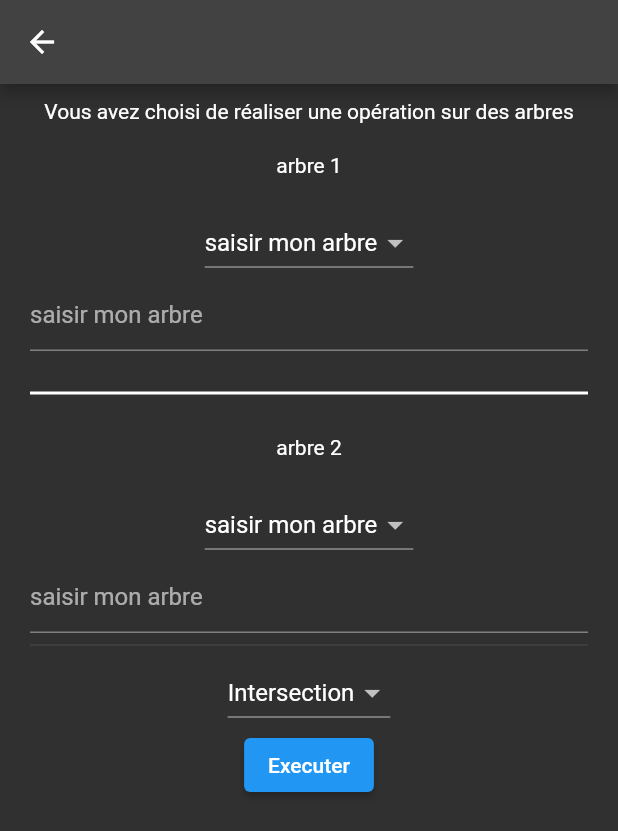
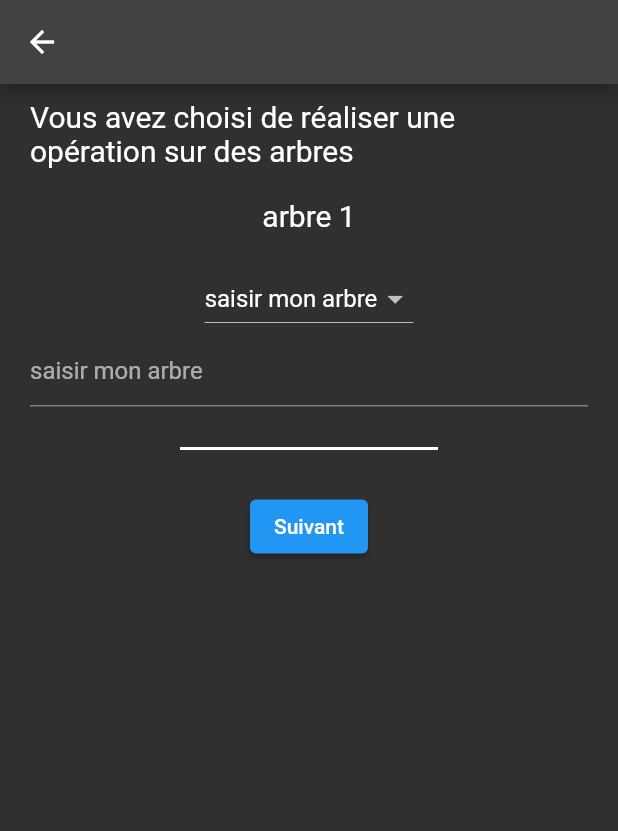
Before and after one commit to romainChuat/octrees, a Flutter app: the Operation screen opened directly, on a phone screen of 412 x 824 dp. Shown: the top 831 px of the screen. Run offline on Flutter 3.47's test engine with Material 2 defaults, Android fonts, the phone set to English and light mode, and no system bars; our stand-ins replace animated_text_kit; missing offline and left inert: graphview, syncfusion_flutter_pdfviewer.

Commit message:
operation fix

```diff
--- a/lib/Cube.dart
+++ b/lib/Cube.dart
@@ -14,7 +14,8 @@ abstract class Voxel {
       return VoxelDivisible(voxels);
     } else {
       // this is VoxelDivisible et voxel is VoxelPlein
-      return this.clone();
+      if (voxel is VoxelPlein) return this.clone() ; // this est un VoxelDivisible et voxel est un VoxelPlein
+      return voxel.clone() ; // voxel VoxelDivisible et this VoxelPlein
     }
   }
 
@@ -30,7 +31,8 @@ abstract class Voxel {
       }
       return VoxelDivisible(voxels);
     }
-    return this.clone() ; // this VoxelDivisible && voxel VoxelVide
+    if (this is VoxelVide) return voxel.clone() ; // this VoxelVide et voxel VoxelDivisible
+    return this.clone() ; // this VoxelDivisible et voxel VoxelVide
   }
 
   Voxel difference(Voxel voxel) {
--- a/lib/Operation.dart
+++ b/lib/Operation.dart
@@ -1,10 +1,13 @@
 import 'package:flutter/material.dart';
 import 'package:octrees/library.dart';
 import 'package:octrees/main.dart';
+import 'package:provider/provider.dart';
+import 'ModelProvider.dart';
 import 'Octree.dart';
 
 class Operation extends StatefulWidget {
   const Operation({super.key});
+
   @override
   _OperationState createState() => _OperationState();
 }
@@ -13,71 +16,57 @@ class _OperationState extends State<Operation> {
   String dropDownValueOperation = 'Intersection';
   List<String> optionsOperation = ['Intersection', 'Union', 'Différence'];
 
-  String dropDownValueTreeType1 = 'saisir mon arbre';
-  String dropDownValueTreeType2 = 'saisir mon arbre';
+  String dropDownValueTreeType = 'saisir mon arbre';
+  List<String> optionsTreeType = ['saisir mon arbre', 'arbre aléatoire'];
 
-  List<String> optionsTreeType = ['saisir mon arbre', 'arbre aléatoire'];
+  String title = "arbre 1";
 
   Octree octree1 = Octree();
   Octree octree2 = Octree();
 
+  var modelProvider;
+
   TextEditingController _treeStringController1 = new TextEditingController();
-  TextEditingController _treeStringController2 = new TextEditingController();
-  TextEditingController _treeLengthController1 = new TextEditingController();
-  TextEditingController _treeLengthController2 = new TextEditingController();
 
   bool _showEmptyStringErrorMessage = false;
   bool _showInvalidStringErrorMessage = false;
   bool _showInvalidLengthStringError = false;
 
-  bool _showEmptyStringErrorMessage2 = false;
-  bool _showInvalidStringErrorMessage2 = false;
-  bool _showInvalidLengthStringError2 = false;
+  bool showExecutButton = false;
 
   var textField1;
-  var textField2;
 
   @override
   void initState() {
     super.initState();
-    textField1 =buildTextField(dropDownValueTreeType1, _treeStringController1, 1);
-    textField2 =buildTextField(dropDownValueTreeType2, _treeLengthController2, 2);
+    textField1 = buildTextField(dropDownValueTreeType, _treeStringController1);
   }
 
-  _handleInputChangeTree(String input, String type, int id) {
+  _handleInputChangeTree(String input, String type) {
     setState(() {
       _showEmptyStringErrorMessage = false;
       _showInvalidStringErrorMessage = false;
       _showInvalidLengthStringError = false;
-      _showEmptyStringErrorMessage2 = false;
-      _showInvalidStringErrorMessage2 = false;
-      _showInvalidLengthStringError2 = false;
-      verifyString(input, type, id);
+      verifyString(input, type);
     });
   }
 
-  Widget buildTextField(String dropDownValueTreeType, var controller,int id) {
+  Widget buildTextField(String dropDownValueTreeType, var controller) {
     return TextField(
       decoration: InputDecoration(hintText: dropDownValueTreeType),
       controller: controller,
       onChanged: (text) {
         setState(() {
-          _handleInputChangeTree(text, dropDownValueTreeType, id);
+          _handleInputChangeTree(text, dropDownValueTreeType);
         });
       },
     );
   }
 
-  bool verifyString(String text, String type, int id) {
+  bool verifyString(String text, String type) {
     String treeValue;
-    if(id == 1){
-      treeValue = _treeLengthController1.text;
-    }else{
-      treeValue = _treeLengthController2.text;
-    }
-
+    treeValue = _treeStringController1.text;
     if (type != "saisir mon arbre") {
-
       bool valid = true;
       try {
         int treeLengthInt = int.parse(treeValue);
@@ -95,7 +84,7 @@ class _OperationState extends State<Operation> {
       }
       return valid;
     } else {
-      if( treeValue == ""){
+      if (treeValue == "") {
         setState(() {
           _showEmptyStringErrorMessage = true;
         });
@@ -108,10 +97,13 @@ class _OperationState extends State<Operation> {
         }
       }
       int correctLength = countNbD * 8 + 1;
-      if (treeValue.length == correctLength && (treeValue[0] == 'D' || correctLength == 1 )  ) {
+      if (treeValue.length == correctLength &&
+          (treeValue[0] == 'D' || correctLength == 1)) {
         bool valid = true;
         for (int i = 0; i < treeValue.length; i++) {
-          if (treeValue[i] != 'P' && treeValue[i] != 'V' && treeValue[i] != 'D') {
+          if (treeValue[i] != 'P' &&
+              treeValue[i] != 'V' &&
+              treeValue[i] != 'D') {
             valid = false;
           }
         }
@@ -121,7 +113,7 @@ class _OperationState extends State<Operation> {
           });
           return false;
         }
-      }else{
+      } else {
         setState(() {
           _showInvalidStringErrorMessage = true;
         });
@@ -130,21 +122,18 @@ class _OperationState extends State<Operation> {
     }
   }
 
-  @override
-  Widget build(BuildContext context) {
-    return Scaffold(
-        appBar: createAppBar(),
-        body: Padding(
+  Widget createBody(String title) {
+    return Padding(
       padding: const EdgeInsets.fromLTRB(20, 10, 20, 10),
       child: Center(
         child: Column(
           children: [
-                const Text('Vous avez choisi de réaliser une opération sur des arbres'),
+            const Text('Vous avez choisi de réaliser une opération sur des arbres', style: TextStyle(fontSize: 20)),
             const SizedBox(height: 20,),
-                const Text('arbre 1'),
+            Text(title, style: TextStyle(fontSize: 20),),
             const SizedBox(height: 20,),
             DropdownButton<String>(
-                    value: dropDownValueTreeType1,
+                value: dropDownValueTreeType,
                 items: optionsTreeType.map<DropdownMenuItem<String>>(
                   (String value) {
                     return DropdownMenuItem(
@@ -158,102 +147,28 @@ class _OperationState extends State<Operation> {
                     _showEmptyStringErrorMessage = false;
                     _showInvalidStringErrorMessage = false;
                     _showInvalidLengthStringError = false;
-                        dropDownValueTreeType1 = value!;
-                        if (dropDownValueTreeType1 == optionsTreeType[0]) {
-                          textField1 = buildTextField(dropDownValueTreeType1,_treeStringController1, 1);
-                        } else {
-                          textField1 = buildTextField(dropDownValueTreeType1,_treeLengthController1, 1);
-                        }
+                    _treeStringController1.text = "";
+                    dropDownValueTreeType = value!;
+                    textField1 = buildTextField(
+                        dropDownValueTreeType, _treeStringController1);
                   });
                 }),
-
-                /*TextField(
-              decoration: InputDecoration(hintText: 'Saisir votre arbre'),
-              controller: _treeStringController1,
-            ),*/
-
             textField1,
             if (_showEmptyStringErrorMessage)
-                  const Text( "Veuillez saisir un arbre", style: TextStyle(color: Colors.red),),
+              const Text("Veuillez saisir un arbre",style: TextStyle(color: Colors.red),),
             if (_showInvalidStringErrorMessage)
-                  const Text( "Veuillez saisir un arbre valide", style: TextStyle(color: Colors.red),),
+              const Text("Veuillez saisir un arbre valide",style: TextStyle(color: Colors.red),),
             if (_showInvalidLengthStringError)
-                  const Text("La longueur saisie doit être une puissance de 2", style: TextStyle(color: Colors.red),),
-
-                /*ElevatedButton(
-                onPressed: (){
-                  String treeString = _treeStringController1.text;
-                  octree1 = new Octree.fromChaine(treeString, 16); /// TODO CALCUL DE LA LONGUEUR !!
-                  print(octree1.univers);
-                  print(treeString);
-                },
-                child: Text('générer un arbre')),*/
-                /*TextField(
-              decoration: InputDecoration(hintText: 'Saisir une longueur'),
-              controller: _treeLengthController1,
-            ),*/
-                /*ElevatedButton(
-                onPressed: (){
-                  int treeLength = int.parse(_treeLengthController1.text);
-                  octree1 = new Octree.aleatoire(treeLength);
-                  print(treeLength);
-                  print(octree2.univers);
-                },
-                child: Text('générer un arbre aléatoire')),*/
+              const Text("La longueur saisie doit être une puissance de 2",style: TextStyle(color: Colors.red),),
             const SizedBox(height: 20,),
-                const Divider(color: Colors.white,thickness: 2,),
+            const Divider(color: Colors.white,thickness: 2, indent: 100 ,endIndent: 100,),
             const SizedBox(height: 20,),
-                const Text('arbre 2'),
-                const SizedBox(height: 20,),
-                DropdownButton<String>(
-                    value: dropDownValueTreeType2,
-                    items: optionsTreeType.map<DropdownMenuItem<String>>(
-                      (String value) {
-                        return DropdownMenuItem(
-                          value: value,
-                          child: Text(value),
-                        );
-                      },
-                    ).toList(),
-                    onChanged: (String? value) {
-                      setState(() {
-                        _showEmptyStringErrorMessage2 = false;
-                        _showInvalidStringErrorMessage2 = false;
-                        _showInvalidLengthStringError2 = false;
-                        dropDownValueTreeType2 = value!;
-                        if (dropDownValueTreeType2 == optionsTreeType[0]) {
-                          textField2 = buildTextField(dropDownValueTreeType2,_treeStringController2, 2);
-                        } else {
-                          textField2 = buildTextField(dropDownValueTreeType2,_treeLengthController2, 2);
-                        }
-                      });
-                    }),
-                textField2,
-                /*TextField(
-              decoration: InputDecoration(hintText: 'Saisir votre arbre'),
-              controller: _treeStringController2,
-            ),*/
-                /*ElevatedButton(
-                onPressed: (){
-                  String treeString = _treeStringController2.text;
-                  octree2 = new Octree.fromChaine(treeString, 16); /// TODO CALCUL DE LA LONGUEUR !!
-                  print(treeString);
-                  print(octree2.univers);
-                },
-                child: Text('générer un arbre')),*/
-                /*TextField(
-              decoration: InputDecoration(hintText: 'Saisir une longueur'),
-              controller: _treeLengthController2,
-            ),*/
-                /*ElevatedButton(
-                onPressed: (){
-                  int treeLength = int.parse(_treeLengthController2.text);
-                  octree2 = new Octree.aleatoire(treeLength);
-                  print(octree2.univers);
-                  print(treeLength);
-                },
-                child: Text('générer un arbre aléatoire')),*/
-                const Divider(),
+            if (title == 'arbre 1') buildButton('Suivant'),
+            if (title == 'arbre 2') buildButton('Précédent'),
+            Visibility(
+                visible: showExecutButton,
+                child: Column(
+                  children: [
                     DropdownButton<String>(
                         value: dropDownValueOperation,
                         items: optionsOperation.map<DropdownMenuItem<String>>(
@@ -269,37 +184,67 @@ class _OperationState extends State<Operation> {
                             dropDownValueOperation = value!;
                           });
                         }),
-                ElevatedButton(
-                    onPressed: () {
-                      //if(dropDownValueTreeType1 == 'saisir mon arbre'){
-                          _handleInputChangeTree(_treeStringController1.text, dropDownValueTreeType1, 1);
-                      //}else{
-                        _handleInputChangeTree(_treeStringController2.text, dropDownValueTreeType2, 2);
-
-                      //}
-                      if(_showEmptyStringErrorMessage || _showInvalidStringErrorMessage || _showInvalidLengthStringError){
-                        print("erreur 1");
-                        return;
-                      }
-                      switch (dropDownValueOperation) {
-                        case 'intersection':
-                          octree1.intersection(octree2);
-                          break;
-                        case 'union':
-                          octree1.union(octree2);
-                          break;
-                        case 'différence':
-                          octree1.difference(octree2);
-                          break;
-                      }
-                      /*Navigator.of(context).push(MaterialPageRoute(
-                          builder: (BuildContext context) =>
-                              MyWorkingArea(octree: octree1, namePage: "")));*/
-                    },
-                    child: Text('Executer'))
+                    buildButton('Executer'),
+                  ],
+                )
+            )
           ],
         ),
       ),
-        ));
+    );
+  }
+
+  Widget buildButton(String buttonText) {
+    return ElevatedButton(
+      onPressed: () {
+        String tree = _treeStringController1.text;
+        _handleInputChangeTree(tree, dropDownValueTreeType);
+        if ((_showInvalidStringErrorMessage || _showInvalidLengthStringError || _showEmptyStringErrorMessage) && buttonText != 'Précédent') {
+          return;
+        }
+        if (title == 'arbre 1') {
+          if (dropDownValueTreeType == 'saisir mon arbre') {
+            octree1 = Octree.fromChaine(tree, 16); //TODO calcul de la longeur
+          } else {
+            octree1 = Octree.aleatoire(int.parse(tree));
+          }
+          title = "arbre 2";
+          showExecutButton = true;
+          setState(() {});
+        } else {
+          if (buttonText == 'Précédent') {
+            title = "arbre 1";
+            showExecutButton = false;
+            setState(() {});
+          } else {
+            switch (dropDownValueOperation) {
+              case 'intersection':
+                octree1 = octree1.intersection(octree2);
+                break;
+              case 'union':
+                octree1 = octree1.union(octree2);
+                break;
+              case 'différence':
+                octree1 = octree1.difference(octree2);
+                break;
+            }
+            Navigator.of(context).push(
+                MaterialPageRoute(
+                  builder: (
+                      BuildContext context) => MyWorkingArea(octree: octree1, namePage: "")
+                )
+            );
           }
         }
+        _treeStringController1.text = "";
+      },
+      child: Text(buttonText),
+    );
+  }
+
+  @override
+  Widget build(BuildContext context) {
+    modelProvider = context.watch<ModelProvider>();
+    return Scaffold(appBar: createAppBar(), body: createBody(title));
+  }
+}
```
Lines whose indentation alone changed are shown as unchanged.
